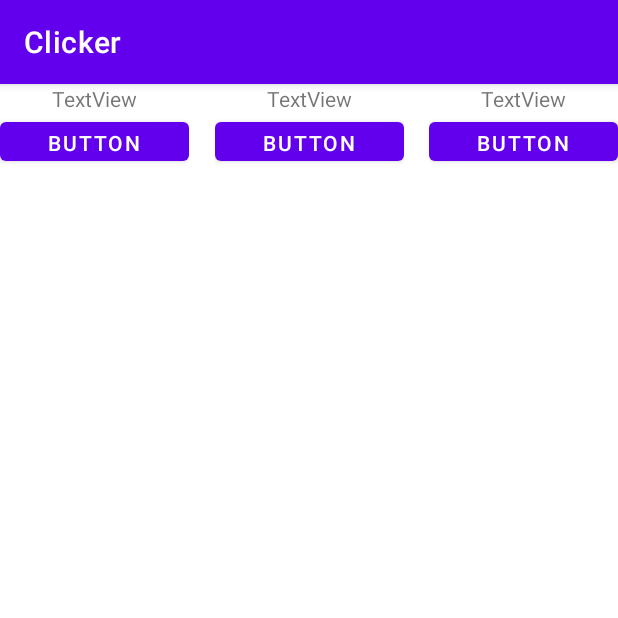
After one commit to BrawlLeon228/Clicker, an Android app: the Shop screen opened directly, with no data from a screen before it, on a phone screen of 412 x 824 dp, the top half of it. The commit adds this screen. Run offline under Robolectric (Android 15) with nearby library versions, the phone set to English and light mode, and no system bars.

Commit message:
.kgjonpopuhiihparsh;jkpof mn

```diff
--- a/app/src/main/AndroidManifest.xml
+++ b/app/src/main/AndroidManifest.xml
@@ -9,7 +9,8 @@
         android:roundIcon="@mipmap/ic_launcher_round"
         android:supportsRtl="true"
         android:theme="@style/Theme.Clicker">
-        <activity android:name=".EgraActivity"></activity>
+        <activity android:name=".Shop"></activity>
+        <activity android:name=".EgraActivity" />
         <activity android:name=".MainActivity">
             <intent-filter>
                 <action android:name="android.intent.action.MAIN" />
--- a/app/src/main/java/com/example/clicker/EgraActivity.kt
+++ b/app/src/main/java/com/example/clicker/EgraActivity.kt
@@ -4,18 +4,19 @@ import android.content.Intent
 import androidx.appcompat.app.AppCompatActivity
 import android.os.Bundle
 import android.os.PersistableBundle
+import android.view.animation.AnimationUtils
 import android.widget.Button
 import android.widget.ImageButton
 import android.widget.TextView
 
 
 class EgraActivity : AppCompatActivity() {
-
+    var vid1 = 1
     val button1 : ImageButton by lazy { findViewById(R.id.button2) }
     val buttonExit: Button by lazy { findViewById<Button>(R.id.button4) }
     val text1 : TextView by lazy {  findViewById(R.id.textView1)}
 
-    var plus1 = 1000
+    var plus1 = vid1
 
     override fun onCreate(savedInstanceState: Bundle?) {
         super.onCreate(savedInstanceState)
@@ -32,6 +33,8 @@ class EgraActivity : AppCompatActivity() {
 
 
         button1.setOnClickListener {
+            val anim = AnimationUtils.loadAnimation(this,R.anim.yvelichenie)
+            button1.startAnimation(anim)
 
             int += plus1
             text1.text = int.toString()
--- /dev/null
+++ b/app/src/main/java/com/example/clicker/Shop.kt
@@ -0,0 +1,11 @@
+package com.example.clicker
+
+import androidx.appcompat.app.AppCompatActivity
+import android.os.Bundle
+
+class Shop : AppCompatActivity() {
+    override fun onCreate(savedInstanceState: Bundle?) {
+        super.onCreate(savedInstanceState)
+        setContentView(R.layout.activity_shop)
+    }
+}
--- a/app/src/main/res/layout/activity_egra.xml
+++ b/app/src/main/res/layout/activity_egra.xml
@@ -60,4 +60,5 @@
         app:layout_constraintStart_toStartOf="parent"
         app:layout_constraintTop_toTopOf="parent"
         app:layout_constraintVertical_bias="0.505" />
+
 </androidx.constraintlayout.widget.ConstraintLayout>
--- /dev/null
+++ b/app/src/main/res/layout/activity_shop.xml
@@ -0,0 +1,95 @@
+<?xml version="1.0" encoding="utf-8"?>
+<androidx.constraintlayout.widget.ConstraintLayout xmlns:android="http://schemas.android.com/apk/res/android"
+    xmlns:app="http://schemas.android.com/apk/res-auto"
+    xmlns:tools="http://schemas.android.com/tools"
+    android:layout_width="match_parent"
+    android:layout_height="match_parent"
+    tools:context=".Shop">
+
+    <LinearLayout
+        android:layout_width="wrap_content"
+        android:layout_height="wrap_content"
+        android:orientation="vertical"
+        app:layout_constraintEnd_toStartOf="@+id/linearLayout2"
+        app:layout_constraintStart_toEndOf="@+id/linearLayout"
+        app:layout_constraintTop_toTopOf="parent">
+
+        <ImageView
+            android:id="@+id/imageView2"
+            android:layout_width="wrap_content"
+            android:layout_height="wrap_content"
+            tools:srcCompat="@tools:sample/avatars" />
+
+        <TextView
+            android:id="@+id/textView2"
+            android:layout_width="wrap_content"
+            android:layout_height="wrap_content"
+            android:layout_gravity="center"
+            android:text="TextView" />
+
+        <Button
+            android:id="@+id/button8"
+            android:layout_width="126dp"
+            android:layout_height="38dp"
+            android:text="Button" />
+    </LinearLayout>
+
+    <LinearLayout
+        android:id="@+id/linearLayout"
+        android:layout_width="wrap_content"
+        android:layout_height="wrap_content"
+        android:orientation="vertical"
+        app:layout_constraintStart_toStartOf="parent"
+        app:layout_constraintTop_toTopOf="parent">
+
+        <ImageView
+            android:id="@+id/imageView"
+            android:layout_width="wrap_content"
+            android:layout_height="wrap_content"
+            tools:srcCompat="@tools:sample/avatars" />
+
+        <TextView
+            android:id="@+id/textView3"
+            android:layout_width="wrap_content"
+            android:layout_height="wrap_content"
+            android:layout_gravity="center"
+            android:text="TextView" />
+
+        <Button
+            android:id="@+id/button6"
+            android:layout_width="126dp"
+            android:layout_height="38dp"
+            android:text="Button" />
+
+    </LinearLayout>
+
+    <LinearLayout
+        android:id="@+id/linearLayout2"
+        android:layout_width="wrap_content"
+        android:layout_height="wrap_content"
+        android:orientation="vertical"
+        app:layout_constraintEnd_toEndOf="parent"
+        app:layout_constraintTop_toTopOf="parent">
+
+        <ImageView
+            android:id="@+id/imageView3"
+            android:layout_width="wrap_content"
+            android:layout_height="wrap_content"
+            tools:srcCompat="@tools:sample/avatars" />
+
+        <TextView
+            android:id="@+id/textView4"
+            android:layout_width="wrap_content"
+            android:layout_height="wrap_content"
+            android:layout_gravity="center"
+            android:text="TextView" />
+
+        <Button
+            android:id="@+id/button7"
+            android:layout_width="126dp"
+            android:layout_height="38dp"
+            android:text="Button" />
+
+    </LinearLayout>
+
+</androidx.constraintlayout.widget.ConstraintLayout>
--- a/app/src/main/res/layout/egra.xml
+++ /dev/null
@@ -1,15 +0,0 @@
-<?xml version="1.0" encoding="utf-8"?>
-<androidx.constraintlayout.widget.ConstraintLayout
-    xmlns:android="http://schemas.android.com/apk/res/android"
-    xmlns:tools="http://schemas.android.com/tools"
-    android:layout_width="match_parent"
-    android:layout_height="match_parent">
-
-    <Button
-        android:layout_width="177dp"
-        android:layout_height="175dp"
-        tools:ignore="MissingConstraints"
-        tools:layout_editor_absoluteX="277dp"
-        tools:layout_editor_absoluteY="118dp"
-        />
-</androidx.constraintlayout.widget.ConstraintLayout>
```
